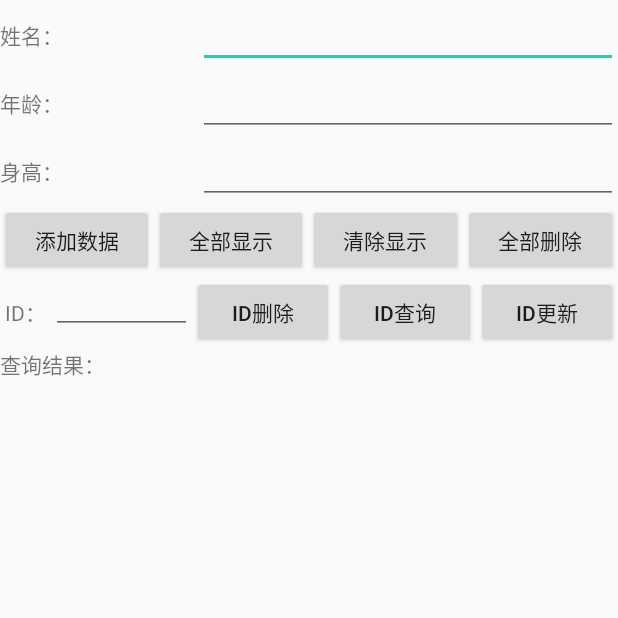
After one commit to OptimistQAQ/test, an Android app: the SqlLiteDemoActivity screen opened directly, with no data from a screen before it, on a phone screen of 412 x 824 dp, the top half of it. The commit adds this screen. Run offline under Robolectric (Android 15) with nearby library versions, the phone set to English and light mode, and no system bars.

Commit message:
update SqlLiteDemo

```diff
--- a/app/src/main/AndroidManifest.xml
+++ b/app/src/main/AndroidManifest.xml
@@ -16,7 +16,8 @@
         android:roundIcon="@drawable/main"
         android:supportsRtl="true"
         android:theme="@style/AppTheme">
-        <activity android:name=".activity.data.SharedPreferencesActivity"></activity>
+        <activity android:name=".activity.sqllitedemo.SqlLiteDemoActivity"></activity>
+        <activity android:name=".activity.data.SharedPreferencesActivity" />
         <activity android:name=".activity.chaundi.CaculateActivity" />
         <activity android:name=".activity.chaundi.ChuandiActivity" />
         <activity android:name=".activity.url.UrlActivity" />
--- a/app/src/main/java/com/example/test/MainActivity.java
+++ b/app/src/main/java/com/example/test/MainActivity.java
@@ -15,6 +15,7 @@ import com.example.test.activity.OrderFoodActivity;
 import com.example.test.activity.TextActivity;
 import com.example.test.activity.chaundi.ChuandiActivity;
 import com.example.test.activity.data.SharedPreferencesActivity;
+import com.example.test.activity.sqllitedemo.SqlLiteDemoActivity;
 import com.example.test.activity.url.UrlActivity;
 
 /**
@@ -24,6 +25,7 @@ import com.example.test.activity.url.UrlActivity;
 public class MainActivity extends AppCompatActivity {
 
     private Button text_Button, order_Food, btn_url, btn_Chuandi, bt_dialog, bt_share;
+    private Button bt_sql_lite;
 
     @Override
     protected void onCreate(Bundle savedInstanceState) {
@@ -41,6 +43,14 @@ public class MainActivity extends AppCompatActivity {
         btn_Chuandi = (Button) findViewById(R.id.chuandi);
         bt_dialog = (Button) findViewById(R.id.dialog);
         bt_share = (Button) findViewById(R.id.share);
+        bt_sql_lite = (Button)findViewById(R.id.sql_lite);
+        bt_sql_lite.setOnClickListener(new View.OnClickListener() {
+            @Override
+            public void onClick(View v) {
+                Intent sqlLiteIntent = new Intent(MainActivity.this, SqlLiteDemoActivity.class);
+                startActivity(sqlLiteIntent);
+            }
+        });
         text_Button.setOnClickListener(new View.OnClickListener() {
             @Override
             public void onClick(View v) {
--- a/app/src/main/java/com/example/test/activity/OrderFoodActivity.java
+++ b/app/src/main/java/com/example/test/activity/OrderFoodActivity.java
@@ -7,6 +7,7 @@ import android.app.Dialog;
 import android.content.DialogInterface;
 import android.content.Intent;
 import android.os.Bundle;
+import android.util.Log;
 import android.view.Menu;
 import android.view.MenuItem;
 import android.view.View;
@@ -25,6 +26,7 @@ import com.example.test.utils.DataFileAccess;
 import com.example.test.utils.Dish;
 import com.example.test.utils.MyApplication;
 
+import java.io.IOException;
 import java.util.ArrayList;
 
 /**
@@ -37,6 +39,10 @@ public class OrderFoodActivity extends AppCompatActivity {
     private static String mUserFileName ="UserInfo";//定义SharedPreferences数据文件名称
 
     public ImageButton mImgBtnLogin, mImgBtnLogout;
+
+    //定义一个文件访问工具类对象
+    private DataFileAccess mDataFielAccess = new DataFileAccess(OrderFoodActivity.this);
+
 
     //文件访问对象
     private DataFileAccess mDFA = new DataFileAccess(OrderFoodActivity.this);
@@ -310,15 +316,42 @@ public class OrderFoodActivity extends AppCompatActivity {
         switch (requestCode){
             case REGISTERACTIVITY:
                 if (resultCode== Activity.RESULT_OK){
-                    //获得RegisterActivity封装在intent中的数据
-                    String userid = data.getStringExtra("user");
-                    String userpsd = data.getStringExtra("password");
-                    String userphone = data.getStringExtra("phone");
-                    String useraddress = data.getStringExtra("address");
-                    mAppInstance.g_user.mUserid = userid;
-                    mAppInstance.g_user.mPassword = userpsd;
-                    mAppInstance.g_user.mUserphone = userphone;
-                    mAppInstance.g_user.mUseraddress = useraddress;
+//                    //获得RegisterActivity封装在intent中的数据
+//                    String userid = data.getStringExtra("user");
+//                    String userpsd = data.getStringExtra("password");
+//                    String userphone = data.getStringExtra("phone");
+//                    String useraddress = data.getStringExtra("address");
+//                    mAppInstance.g_user.mUserid = userid;
+//                    mAppInstance.g_user.mPassword = userpsd;
+//                    mAppInstance.g_user.mUserphone = userphone;
+//                    mAppInstance.g_user.mUseraddress = useraddress;
+
+
+                    MyUser userInfo = new MyUser();
+                    String userId = data.getStringExtra("user");
+                    String userPsd = data.getStringExtra("password");
+                    String userAddress = data.getStringExtra("address");
+                    String userPhone = data.getStringExtra("phone");
+
+                    userInfo.mUserid = userId;
+                    userInfo.mPassword = userPsd;
+                    userInfo.mUserphone = userPhone;
+                    userInfo.mUseraddress = userAddress;
+
+                    String fileName = "userinfo.txt";
+                    mDataFielAccess.SaveUserInfotoFile(fileName,userInfo);
+
+                    //从保存的用户信息文件中读入用户信息到全局变量
+
+                    mAppInstance.g_user = mDataFielAccess.ReadUserInfofromFile(fileName);
+                    Log.e("g_user", mAppInstance.g_user.mUserid + mAppInstance.g_user.mPassword);
+                    Toast.makeText(OrderFoodActivity.this,"已保存用户信息并读取",Toast.LENGTH_SHORT).show();
+//                    //将用户数据存放到用户对象中
+//                    myApplication.g_user.mUserId = userId;
+//                    myApplication.g_user.mPassword = userPsd;
+//                    myApplication.g_user.mUserPhone = userPhone;
+//                    myApplication.g_user.mUserAddress = userAddress;
+
                 }
                 break;
             default:break;
--- /dev/null
+++ b/app/src/main/java/com/example/test/activity/sqllitedemo/SqlLiteDemoActivity.java
@@ -0,0 +1,163 @@
+package com.example.test.activity.sqllitedemo;
+
+import androidx.appcompat.app.AppCompatActivity;
+
+import android.app.Activity;
+import android.os.Bundle;
+import android.view.View;
+import android.widget.Button;
+import android.widget.EditText;
+import android.widget.TextView;
+
+import com.example.test.R;
+import com.example.test.bean.People;
+import com.example.test.utils.sqllitedemo.DBAdapter;
+
+/**
+ * @author 65667
+ */
+public class SqlLiteDemoActivity extends Activity {
+    /** Called when the activity is first created. */
+    private DBAdapter dbAdepter ;
+
+    private EditText nameText;
+    private EditText ageText;
+    private EditText heightText;
+    private EditText idEntry;
+
+    private TextView labelView;
+    private TextView displayView;
+
+    @Override
+    public void onCreate(Bundle savedInstanceState) {
+        super.onCreate(savedInstanceState);
+        setContentView(R.layout.activity_sql_lite_demo);
+
+        nameText = (EditText)findViewById(R.id.name);
+        ageText = (EditText)findViewById(R.id.age);
+        heightText = (EditText)findViewById(R.id.height);
+        idEntry = (EditText)findViewById(R.id.id_entry);
+
+        labelView = (TextView)findViewById(R.id.label);
+        displayView = (TextView)findViewById(R.id.display);
+
+
+
+        Button addButton = (Button)findViewById(R.id.add);
+        Button queryAllButton = (Button)findViewById(R.id.query_all);
+        Button clearButton = (Button)findViewById(R.id.clear);
+        Button deleteAllButton = (Button)findViewById(R.id.delete_all);
+
+        Button queryButton = (Button)findViewById(R.id.query);
+        Button deleteButton = (Button)findViewById(R.id.delete);
+        Button updateButton = (Button)findViewById(R.id.update);
+
+
+        addButton.setOnClickListener(addButtonListener);
+        queryAllButton.setOnClickListener(queryAllButtonListener);
+        clearButton.setOnClickListener(clearButtonListener);
+        deleteAllButton.setOnClickListener(deleteAllButtonListener);
+
+        queryButton.setOnClickListener(queryButtonListener);
+        deleteButton.setOnClickListener(deleteButtonListener);
+        updateButton.setOnClickListener(updateButtonListener);
+
+        dbAdepter = new DBAdapter(this);
+        dbAdepter.open();
+    }
+
+    View.OnClickListener addButtonListener = new View.OnClickListener() {
+        @Override
+        public void onClick(View v) {
+            People people = new People();
+            people.Name = nameText.getText().toString();
+            people.Age = Integer.parseInt(ageText.getText().toString());
+            people.Height = Float.parseFloat(heightText.getText().toString());
+            long colunm = dbAdepter.insert(people);
+            if (colunm == -1 ){
+                labelView.setText("添加过程错误！");
+            } else {
+                labelView.setText("成功添加数据，ID："+String.valueOf(colunm));
+
+            }
+        }
+    };
+
+    View.OnClickListener queryAllButtonListener = new View.OnClickListener() {
+        @Override
+        public void onClick(View v) {
+            People[] peoples = dbAdepter.queryAllData();
+            if (peoples == null){
+                labelView.setText("数据库中没有数据");
+                return;
+            }
+            labelView.setText("数据库：");
+            String msg = "";
+            for (int i = 0 ; i<peoples.length; i++){
+                msg += peoples[i].toString()+"\n";
+            }
+            displayView.setText(msg);
+        }
+    };
+
+    View.OnClickListener clearButtonListener = new View.OnClickListener() {
+
+        @Override
+        public void onClick(View v) {
+            displayView.setText("");
+        }
+    };
+
+    View.OnClickListener deleteAllButtonListener = new View.OnClickListener() {
+        @Override
+        public void onClick(View v) {
+            dbAdepter.deleteAllData();
+            String msg = "数据全部删除";
+            labelView.setText(msg);
+        }
+    };
+
+    View.OnClickListener queryButtonListener = new View.OnClickListener() {
+        @Override
+        public void onClick(View v) {
+            int id = Integer.parseInt(idEntry.getText().toString());
+            People[] peoples = dbAdepter.queryOneData(id);
+
+            if (peoples == null){
+                labelView.setText("数据库中没有ID为"+String.valueOf(id)+"的数据");
+                return;
+            }
+            labelView.setText("数据库：");
+            displayView.setText(peoples[0].toString());
+        }
+    };
+
+    View.OnClickListener deleteButtonListener = new View.OnClickListener() {
+        @Override
+        public void onClick(View v) {
+            long id = Integer.parseInt(idEntry.getText().toString());
+            long result = dbAdepter.deleteOneData(id);
+            String msg = "删除ID为"+idEntry.getText().toString()+"的数据" + (result>0?"成功":"失败");
+            labelView.setText(msg);
+        }
+    };
+
+    View.OnClickListener updateButtonListener = new View.OnClickListener() {
+        @Override
+        public void onClick(View v) {
+            People people = new People();
+            people.Name = nameText.getText().toString();
+            people.Age = Integer.parseInt(ageText.getText().toString());
+            people.Height = Float.parseFloat(heightText.getText().toString());
+            long id = Integer.parseInt(idEntry.getText().toString());
+            long count = dbAdepter.updateOneData(id, people);
+            if (count == -1 ){
+                labelView.setText("更新错误！");
+            } else {
+                labelView.setText("更新成功，更新数据"+String.valueOf(count)+"条");
+
+            }
+        }
+    };
+
+}
--- /dev/null
+++ b/app/src/main/java/com/example/test/bean/People.java
@@ -0,0 +1,22 @@
+package com.example.test.bean;
+
+/**
+ * @author 65667
+ */
+public class People {
+
+	public int ID = -1;
+	public String Name;
+	public int Age;
+	public float Height;
+
+	@Override
+	public String toString(){
+		String result = "";
+		result += "ID：" + this.ID + "，";
+		result += "姓名：" + this.Name + "，";
+		result += "年龄：" + this.Age + "， ";
+		result += "身高：" + this.Height + "，";
+		return result;
+	}
+}
--- /dev/null
+++ b/app/src/main/java/com/example/test/utils/sqllitedemo/DBAdapter.java
@@ -0,0 +1,154 @@
+package com.example.test.utils.sqllitedemo;
+
+import android.content.ContentValues;
+import android.content.Context;
+import android.database.Cursor;
+import android.database.sqlite.SQLiteDatabase;
+import android.database.sqlite.SQLiteException;
+import android.database.sqlite.SQLiteOpenHelper;
+import android.database.sqlite.SQLiteDatabase.CursorFactory;
+
+import com.example.test.bean.People;
+
+/**
+ * @author 65667
+ */
+public class DBAdapter {
+
+	private static final String DB_NAME = "people.db";
+	private static final String DB_TABLE = "peopleinfo";
+	private static final int DB_VERSION = 1;
+
+	public static final String KEY_ID = "_id";
+	public static final String NAME = "name";
+	public static final String AGE = "age";
+	public static final String HEIGHT = "height";
+
+	private SQLiteDatabase db;
+	private final Context context;
+	private DBOpenHelper dbOpenHelper;
+
+	public DBAdapter(Context _context) {
+	    context = _context;
+	  }
+
+	  /** Close the database */
+	  public void close() {
+		  if (db != null){
+			  db.close();
+			  db = null;
+		  }
+		}
+
+	  /** Open the database */
+	  public void open() throws SQLiteException {
+		  //创建一个DatabaseHelper对象
+		  dbOpenHelper = new DBOpenHelper(context, DB_NAME, null, DB_VERSION);
+		  //只有调用了DatabaseHelper对象的getReadableDatabase()方法，或者getWritableDatabase()方法才会调用onCreate()方法
+		  try {
+			  db = dbOpenHelper.getWritableDatabase();
+		  }
+		  catch (SQLiteException ex) {
+			  db = dbOpenHelper.getReadableDatabase();
+		  }
+		}
+
+
+	  public long insert(People people) {
+		//生成ContentValues对象
+	    ContentValues newValues = new ContentValues();
+	    //向该对象当中插入键值对，其中键是列名，值是希望插入到这一列的值，值必须和键的类型匹配
+	    newValues.put(NAME, people.Name);
+	    newValues.put(AGE, people.Age);
+	    newValues.put(HEIGHT, people.Height);
+
+	    return db.insert(DB_TABLE, null, newValues);
+	  }
+
+
+	  public People[] queryAllData() {
+		  //参数2：查询的列名
+		  //参数3：查询条件
+		  //参数4：查询条件的参数
+		  //参数5：分组
+		  //参数6；分组结果的限制条件
+		  //参数7：查询结果的排序
+		  //返回值：查询结果表的游标
+		  Cursor results =  db.query(DB_TABLE, new String[] { KEY_ID, NAME, AGE, HEIGHT},
+				  null, null, null, null, null);
+		  return ConvertToPeople(results);
+	  }
+
+	  public People[] queryOneData(long id) {
+		  Cursor results =  db.query(DB_TABLE, new String[] { KEY_ID, NAME, AGE, HEIGHT},
+				  KEY_ID + "=" + id, null, null, null, null);
+		  return ConvertToPeople(results);
+	  }
+
+	  private People[] ConvertToPeople(Cursor cursor){
+		  int resultCounts = cursor.getCount();
+		  if (resultCounts == 0 || !cursor.moveToFirst()){
+			  return null;
+		  }
+		  People[] peoples = new People[resultCounts];
+		  for (int i = 0 ; i<resultCounts; i++){
+			  peoples[i] = new People();
+			  peoples[i].ID = cursor.getInt(0);
+			  peoples[i].Name = cursor.getString(cursor.getColumnIndex(NAME));
+			  peoples[i].Age = cursor.getInt(cursor.getColumnIndex(AGE));
+			  peoples[i].Height = cursor.getFloat(cursor.getColumnIndex(HEIGHT));
+
+			  cursor.moveToNext();//将游标向下移动一位
+		  }
+		  return peoples;
+	  }
+
+	  public long deleteAllData() {
+		  return db.delete(DB_TABLE, null, null);
+	  }
+
+	  public long deleteOneData(long id) {
+		  return db.delete(DB_TABLE,  KEY_ID + "=" + id, null);
+	  }
+
+	  //相当于执行SQL语句中的update语句
+	  //update table_name SET XXCOL=XXX WHERE XXCOL=XX...
+	  public long updateOneData(long id , People people){
+		  ContentValues updateValues = new ContentValues();
+		  updateValues.put(NAME, people.Name);
+		  updateValues.put(AGE, people.Age);
+		  updateValues.put(HEIGHT, people.Height);
+		  //参数1：更新的表名
+		  //参数2：ContentValues对象
+		  //参数3：WHERE子句
+		  //参数4：null表示更新整行
+		  return db.update(DB_TABLE, updateValues,  KEY_ID + "=" + id, null);
+	  }
+
+		/** 静态Helper类，用于建立、更新和打开数据库*/
+	  //DBOpenHelper作为访问SQLite的助手类，提供两方面功能：
+	  //（1）getReadableDatabase(),getWritableDatabase()可以获得SQLiteDatabase对象，通过该对象对数据库进行操作
+	  //（2）提供onCreate()和onUpgrade()两个回调函数，允许我们在创建和升级数据库时，进行自己的操作
+	  private static class DBOpenHelper extends SQLiteOpenHelper {
+		  //在SQLiteOpenHelper的子类中必须有该构造函数
+		  public DBOpenHelper(Context context, String name, CursorFactory factory, int version) {
+		    super(context, name, factory, version);
+		  }
+
+		  private static final String DB_CREATE = "create table " +
+		    DB_TABLE + " (" + KEY_ID + " integer primary key autoincrement, " +
+		    NAME+ " text not null, " + AGE+ " integer," + HEIGHT + " float);";
+
+		  @Override
+		  //该函数在第一次创建数据库时候执行，实际上是第一次得到SQLiteDatabase对象的时候，才会调用。
+		  public void onCreate(SQLiteDatabase _db) {
+		    _db.execSQL(DB_CREATE);
+		  }
+
+		  @Override
+		  public void onUpgrade(SQLiteDatabase _db, int _oldVersion, int _newVersion) {
+		    _db.execSQL("DROP TABLE IF EXISTS " + DB_TABLE);
+		    onCreate(_db);
+		  }
+		}
+	}
--- a/app/src/main/res/layout/activity_main.xml
+++ b/app/src/main/res/layout/activity_main.xml
@@ -60,6 +60,15 @@
         android:textSize="20sp"
         tools:ignore="HardcodedText" />
 
+    <Button
+        android:id="@+id/sql_lite"
+        android:layout_width="match_parent"
+        android:layout_height="wrap_content"
+        android:text="SqlLite数据库"
+        android:textAllCaps="false"
+        android:textSize="20sp"
+        tools:ignore="HardcodedText" />
+
 
 
 </LinearLayout>
--- /dev/null
+++ b/app/src/main/res/layout/activity_sql_lite_demo.xml
@@ -0,0 +1,152 @@
+<?xml version="1.0" encoding="utf-8"?>
+<LinearLayout xmlns:android="http://schemas.android.com/apk/res/android"
+    android:orientation="vertical"
+    android:layout_width="fill_parent"
+    android:layout_height="fill_parent"
+    >
+    <RelativeLayout android:id="@+id/RelativeLayout01"
+        android:layout_width="wrap_content"
+        android:layout_height="wrap_content" >
+
+        <EditText android:id="@+id/name"
+            android:text=""
+            android:layout_width="280dip"
+            android:layout_height="wrap_content"
+            android:layout_alignParentRight="true"
+            android:layout_marginLeft="10dip" >
+        </EditText>
+        <TextView android:id="@+id/name_label"
+            android:text="姓名："
+            android:layout_width="wrap_content"
+            android:layout_height="wrap_content"
+            android:layout_alignParentLeft="true"
+            android:layout_toRightOf="@id/name"
+            android:layout_alignBaseline="@+id/name">
+        </TextView>
+
+        <EditText android:id="@+id/age"
+            android:text=""
+            android:layout_width="280dip"
+            android:layout_height="wrap_content"
+            android:layout_alignParentRight="true"
+            android:layout_marginLeft="10dip"
+            android:layout_below="@id/name"
+            android:numeric="integer">
+        </EditText>
+        <TextView android:id="@+id/age_label"
+            android:text="年龄："
+            android:layout_width="wrap_content"
+            android:layout_height="wrap_content"
+            android:layout_alignParentLeft="true"
+            android:layout_toRightOf="@id/age"
+            android:layout_alignBaseline="@+id/age" >
+        </TextView>
+
+        <EditText android:id="@+id/height"
+            android:layout_width="280dip"
+            android:layout_height="wrap_content"
+            android:layout_alignParentRight="true"
+            android:layout_marginLeft="10dip"
+            android:layout_below="@id/age"
+            android:numeric="decimal">
+        </EditText>
+        <TextView android:id="@+id/height_label"
+            android:text="身高："
+            android:layout_width="wrap_content"
+            android:layout_height="wrap_content"
+            android:layout_alignParentLeft="true"
+            android:layout_toRightOf="@id/height"
+            android:layout_alignBaseline="@+id/height">
+        </TextView>
+
+    </RelativeLayout>
+
+    <LinearLayout android:id="@+id/LinearLayout01"
+        android:layout_width="fill_parent"
+        android:layout_height="wrap_content">
+        <Button android:id="@+id/add"
+            android:text="添加数据"
+            android:layout_width="wrap_content"
+            android:layout_height="wrap_content"
+            android:padding = "5dip"
+            android:layout_weight="1">
+        </Button>
+        <Button android:id="@+id/query_all"
+            android:text="全部显示"
+            android:layout_width="wrap_content"
+            android:layout_height="wrap_content"
+            android:padding = "5dip"
+            android:layout_weight="1">
+        </Button>
+        <Button android:id="@+id/clear"
+            android:text="清除显示"
+            android:layout_width="wrap_content"
+            android:layout_height="wrap_content"
+            android:padding = "5dip"
+            android:layout_weight="1">
+        </Button>
+        <Button	android:id="@+id/delete_all"
+            android:text="全部删除"
+            android:layout_width="wrap_content"
+            android:layout_height="wrap_content"
+            android:padding = "5dip"
+            android:layout_weight="1">
+        </Button>
+    </LinearLayout>
+
+    <LinearLayout android:id="@+id/LinearLayout03"
+        android:layout_width="fill_parent"
+        android:layout_height="wrap_content">
+        <TextView android:text="ID："
+            android:layout_width="wrap_content"
+            android:layout_height="wrap_content"
+            android:padding = "3dip">
+        </TextView>
+        <EditText android:id="@+id/id_entry"
+            android:layout_width="50dip"
+            android:layout_height="wrap_content"
+            android:padding = "3dip"
+            android:layout_weight="1">
+        </EditText>
+        <Button android:id="@+id/delete"
+            android:text="ID删除"
+            android:layout_width="50dip"
+            android:layout_height="wrap_content"
+            android:padding = "3dip"
+            android:layout_weight="1">
+        </Button>
+        <Button android:id="@+id/query"
+            android:text="ID查询"
+            android:layout_width="50dip"
+            android:layout_height="wrap_content"
+            android:padding = "3dip"
+            android:layout_weight="1">
+        </Button>
+        <Button android:id="@+id/update"
+            android:text="ID更新"
+            android:layout_width="50dip"
+            android:layout_height="wrap_content"
+            android:padding = "3dip"
+            android:layout_weight="1">
+        </Button>
+    </LinearLayout>
+
+    <TextView android:id="@+id/label"
+        android:text="查询结果："
+        android:layout_width="wrap_content"
+        android:layout_height="wrap_content">
+    </TextView>
+    <ScrollView  android:layout_width="fill_parent"
+        android:layout_height="fill_parent">
+        <LinearLayout android:layout_width="fill_parent"
+            android:layout_height="wrap_content"
+            android:orientation="vertical">
+            <TextView android:id="@+id/display"
+                android:text=""
+                android:layout_width="wrap_content"
+                android:layout_height="wrap_content">
+            </TextView>
+        </LinearLayout>
+    </ScrollView>
+
+</LinearLayout>
```
